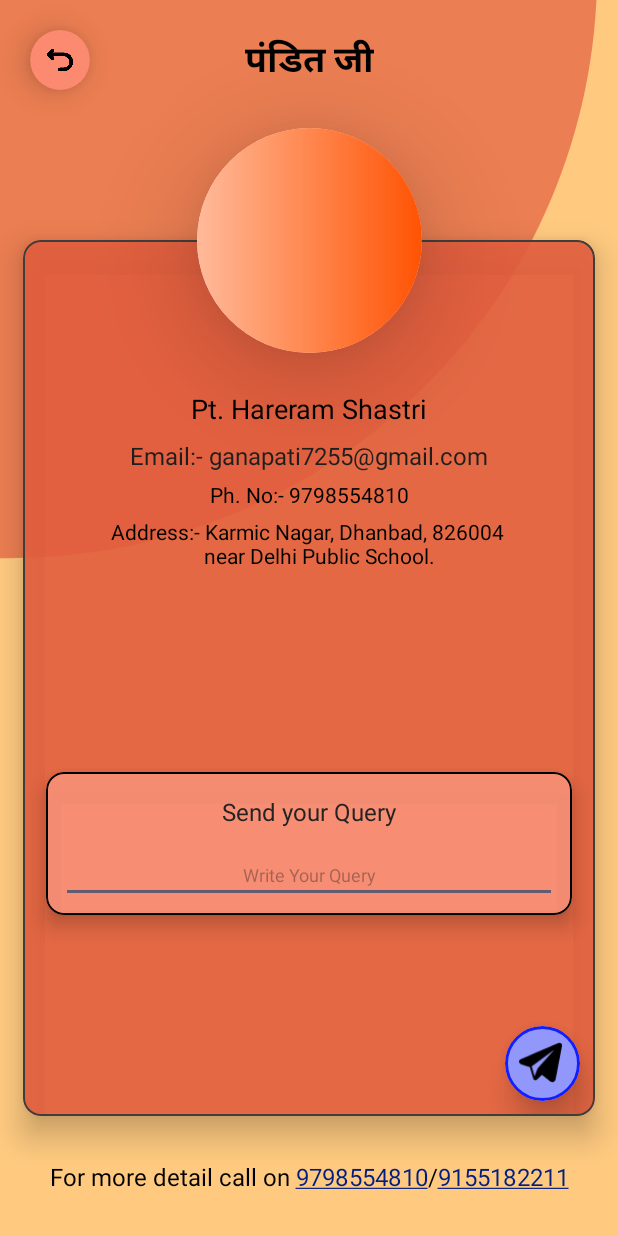
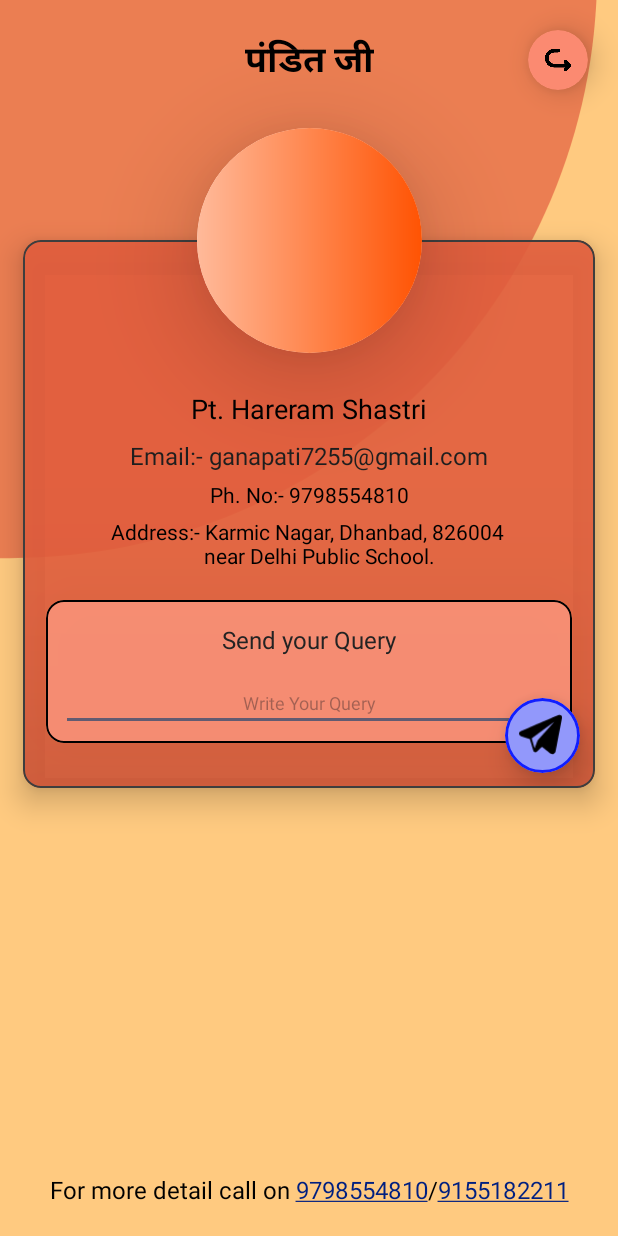
Before and after one commit to akp660/Ganpati_App, an Android app: the Profile screen opened directly, with no data from a screen before it, on a phone screen of 412 x 824 dp. Run offline under Robolectric (Android 15) with nearby library versions, the phone set to English and light mode, and no system bars; our stand-ins replace Firebase (no records; nobody signed in at launch, a user with empty details on screens opened directly); Roboto replaces fonts that are not available here.

Commit message:
updated profile page

```diff
--- a/app/src/main/res/layout/activity_profile.xml
+++ b/app/src/main/res/layout/activity_profile.xml
@@ -34,12 +34,12 @@
         android:id="@+id/materialCardView6"
         android:layout_width="40sp"
         android:layout_height="40sp"
-        android:layout_marginStart="20dp"
-        app:cardElevation="12sp"
         android:layout_marginTop="20dp"
+        android:layout_marginEnd="20dp"
         app:cardBackgroundColor="#FB8A71"
         app:cardCornerRadius="50sp"
-        app:layout_constraintStart_toStartOf="parent"
+        app:cardElevation="12sp"
+        app:layout_constraintEnd_toEndOf="parent"
         app:layout_constraintTop_toTopOf="parent"
         app:strokeColor="#757575">
 
@@ -53,8 +53,9 @@
                 android:layout_marginStart="10dp"
                 android:layout_marginTop="10dp"
                 android:layout_marginEnd="10dp"
+                android:layout_marginBottom="10dp"
+                android:rotation="180"
                 android:src="@drawable/back_icon"
-                android:layout_marginBottom="10dp"
                 app:layout_constraintBottom_toBottomOf="parent"
                 app:layout_constraintEnd_toEndOf="parent"
                 app:layout_constraintStart_toStartOf="parent"
@@ -67,7 +68,7 @@
     <com.google.android.material.card.MaterialCardView
         android:id="@+id/materialCardView5"
         android:layout_width="match_parent"
-        android:layout_height="match_parent"
+        android:layout_height="wrap_content"
         android:layout_marginStart="15dp"
         android:layout_marginTop="160dp"
         android:layout_marginEnd="15dp"
@@ -89,23 +90,10 @@
             <androidx.constraintlayout.widget.ConstraintLayout
                 android:id="@+id/constraintLayout2"
                 android:layout_width="match_parent"
-                android:layout_height="wrap_content"
+                android:layout_height="match_parent"
                 app:layout_constraintEnd_toEndOf="parent"
                 app:layout_constraintStart_toStartOf="parent"
                 app:layout_constraintTop_toTopOf="parent">
-
-                <ScrollView
-                    android:layout_width="wrap_content"
-                    android:layout_height="wrap_content"
-                    android:nestedScrollingEnabled="true"
-                    app:layout_constraintBottom_toBottomOf="parent"
-                    app:layout_constraintEnd_toEndOf="parent"
-                    app:layout_constraintStart_toStartOf="parent"
-                    app:layout_constraintTop_toTopOf="parent">
-
-                    <androidx.constraintlayout.widget.ConstraintLayout
-                        android:layout_width="match_parent"
-                        android:layout_height="wrap_content">
 
                 <TextView
                     android:id="@+id/textView10"
@@ -148,7 +136,6 @@
                     app:layout_constraintTop_toBottomOf="@+id/textView11" />
 
                 <TextView
-
                     android:id="@+id/textView13"
                     android:layout_width="wrap_content"
                     android:layout_height="wrap_content"
@@ -161,60 +148,19 @@
                     app:layout_constraintStart_toStartOf="parent"
                     app:layout_constraintTop_toBottomOf="@+id/textView12" />
 
-                    </androidx.constraintlayout.widget.ConstraintLayout>
-
-                </ScrollView>
-
-            </androidx.constraintlayout.widget.ConstraintLayout>
-
-            <com.google.android.material.card.MaterialCardView
-                android:id="@+id/sendbtn"
-                android:layout_width="50sp"
-                android:layout_height="50sp"
-                android:layout_marginEnd="10dp"
-                android:layout_marginBottom="10dp"
-                app:cardBackgroundColor="#9298FB"
-                app:cardCornerRadius="50sp"
-                app:cardElevation="12sp"
-                app:layout_constraintBottom_toBottomOf="parent"
-                app:layout_constraintEnd_toEndOf="parent"
-                app:strokeColor="#111EFF"
-                app:strokeWidth="2sp">
-
-                <androidx.constraintlayout.widget.ConstraintLayout
-                    android:layout_width="match_parent"
-                    android:layout_height="match_parent">
-
-                    <ImageView
-                        android:layout_width="match_parent"
-                        android:layout_height="match_parent"
-                        android:layout_marginStart="7dp"
-                        android:layout_marginTop="7dp"
-                        android:layout_marginEnd="10dp"
-                        android:layout_marginBottom="10dp"
-                        android:src="@drawable/send"
-                        app:layout_constraintBottom_toBottomOf="parent"
-                        app:layout_constraintEnd_toEndOf="parent"
-                        app:layout_constraintStart_toStartOf="parent"
-                        app:layout_constraintTop_toTopOf="parent" />
-
-                </androidx.constraintlayout.widget.ConstraintLayout>
-
-            </com.google.android.material.card.MaterialCardView>
-
                 <com.google.android.material.card.MaterialCardView
                     android:layout_width="match_parent"
                     android:layout_height="wrap_content"
                     android:layout_marginStart="15dp"
-                android:layout_marginTop="15dp"
+                    android:layout_marginTop="20dp"
                     android:layout_marginEnd="15dp"
-                android:layout_marginBottom="15dp"
+                    android:layout_marginBottom="30dp"
                     app:cardBackgroundColor="#DFFA937A"
-                app:cardElevation="8sp"
+                    app:cardElevation="100sp"
                     app:layout_constraintBottom_toBottomOf="parent"
                     app:layout_constraintEnd_toEndOf="parent"
                     app:layout_constraintStart_toStartOf="parent"
-                app:layout_constraintTop_toBottomOf="@+id/constraintLayout2"
+                    app:layout_constraintTop_toBottomOf="@+id/textView13"
                     app:strokeColor="#000">
 
                     <androidx.constraintlayout.widget.ConstraintLayout
@@ -257,6 +203,45 @@
 
                 </com.google.android.material.card.MaterialCardView>
 
+            </androidx.constraintlayout.widget.ConstraintLayout>
+
+            <com.google.android.material.card.MaterialCardView
+                android:id="@+id/sendbtn"
+                android:layout_width="50sp"
+                android:layout_height="50sp"
+                android:layout_marginEnd="10dp"
+                android:layout_marginBottom="10dp"
+                app:cardBackgroundColor="#9298FB"
+                app:cardCornerRadius="50sp"
+                app:cardElevation="12sp"
+                app:layout_constraintBottom_toBottomOf="parent"
+                app:layout_constraintEnd_toEndOf="parent"
+                app:strokeColor="#111EFF"
+                app:strokeWidth="2sp">
+
+                <androidx.constraintlayout.widget.ConstraintLayout
+                    android:layout_width="match_parent"
+                    android:layout_height="match_parent">
+
+                    <ImageView
+                        android:layout_width="match_parent"
+                        android:layout_height="match_parent"
+                        android:layout_marginStart="7dp"
+                        android:layout_marginTop="7dp"
+                        android:layout_marginEnd="10dp"
+                        android:layout_marginBottom="10dp"
+                        android:src="@drawable/send"
+                        app:layout_constraintBottom_toBottomOf="parent"
+                        app:layout_constraintEnd_toEndOf="parent"
+                        app:layout_constraintStart_toStartOf="parent"
+                        app:layout_constraintTop_toTopOf="parent" />
+
+                </androidx.constraintlayout.widget.ConstraintLayout>
+
+            </com.google.android.material.card.MaterialCardView>
+
+
+
 
 
         </androidx.constraintlayout.widget.ConstraintLayout>
@@ -267,6 +252,7 @@
         android:id="@+id/editTextPhone"
         android:layout_width="wrap_content"
         android:layout_height="wrap_content"
+        android:layout_marginBottom="20dp"
         android:autoLink="phone"
         android:fontFamily="@font/jua"
         android:linksClickable="true"
@@ -276,8 +262,7 @@
         android:textSize="16sp"
         app:layout_constraintBottom_toBottomOf="parent"
         app:layout_constraintEnd_toEndOf="parent"
-        app:layout_constraintStart_toStartOf="parent"
-        app:layout_constraintTop_toBottomOf="@+id/materialCardView5" />
+        app:layout_constraintStart_toStartOf="parent" />
 
     <androidx.cardview.widget.CardView
         android:layout_width="150sp"
```
Also changed, not shown: app/src/main/res/layout/activity_main.xml (+39 -1 lines). Lines whose indentation alone changed are shown as unchanged.
